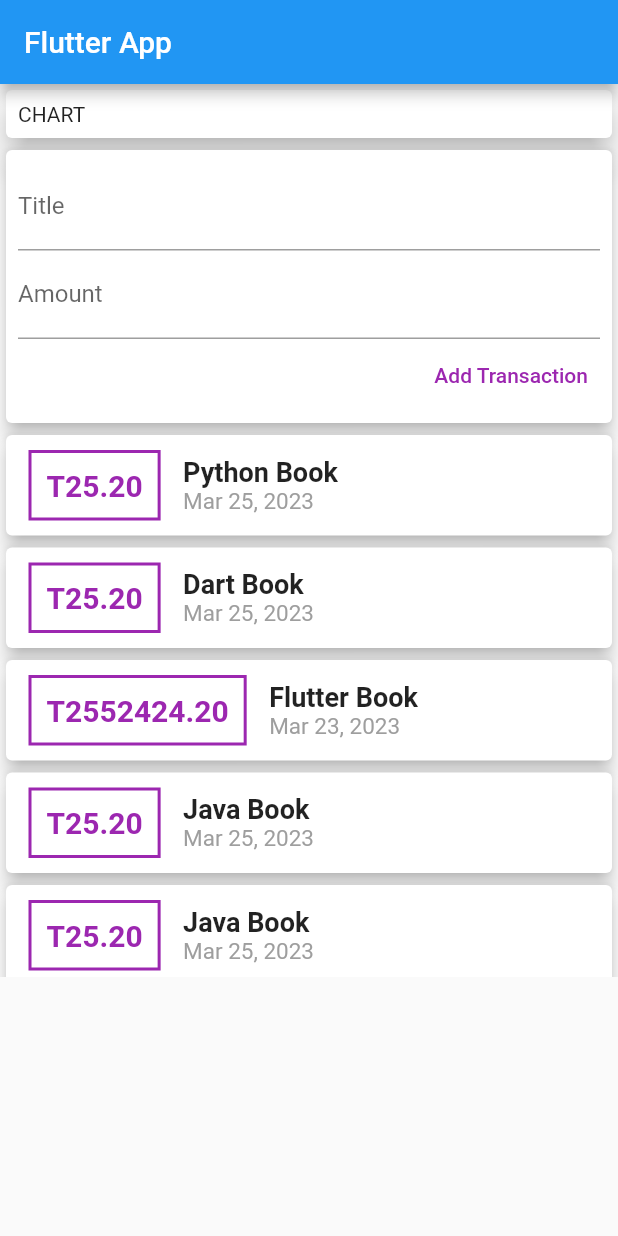
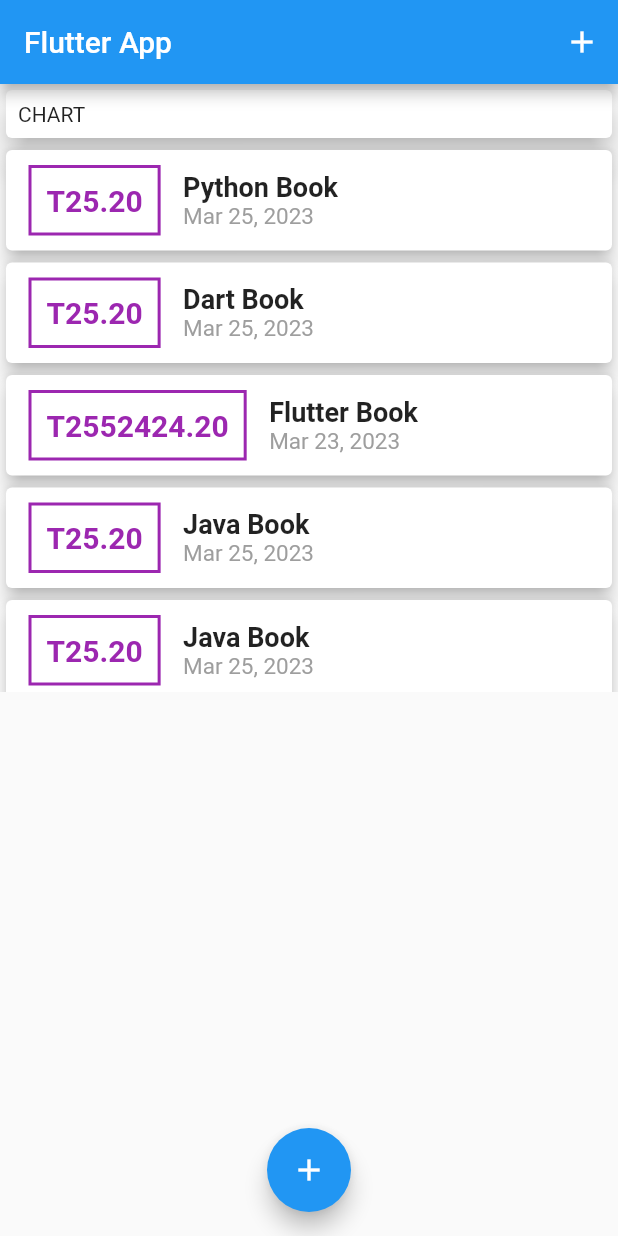
Before and after one commit to pd28CSE/flutter_personal_expenses, a Flutter app: the screen it shows after launch, on a phone screen of 412 x 824 dp. Run offline on Flutter 3.47's test engine with Material 2 defaults, Android fonts, the phone set to English and light mode, and no system bars.

Commit message:
reorganize the app

```diff
--- a/lib/main.dart
+++ b/lib/main.dart
@@ -1,6 +1,8 @@
 import 'package:flutter/material.dart';
 
-import './widgets/user_transaction.dart';
+import '../models/transactions.dart';
+import './widgets/transaction_list.dart';
+import './widgets/new_transaction.dart';
 
 void main() {
   runApp(const MyApp());
@@ -22,20 +24,87 @@ class MyApp extends StatelessWidget {
 }
 
 class MyHomePage extends StatefulWidget {
+  final String title;
+
   const MyHomePage({super.key, required this.title});
-
-  final String title;
 
   @override
   State<MyHomePage> createState() => _MyHomePageState();
 }
 
 class _MyHomePageState extends State<MyHomePage> {
+  final List<Transaction> _userTransactions = [
+    Transaction(
+      id: 'p1',
+      title: 'Python Book',
+      price: 25.2,
+      dateTime: DateTime.now(),
+    ),
+    Transaction(
+      id: 'p2',
+      title: 'Dart Book',
+      price: 25.2,
+      dateTime: DateTime.now(),
+    ),
+    Transaction(
+      id: 'p3',
+      title: 'Flutter Book',
+      price: 2552424.2,
+      dateTime: DateTime.now().subtract(const Duration(days: 2)),
+    ),
+    Transaction(
+      id: 'p4',
+      title: 'Java Book',
+      price: 25.2,
+      dateTime: DateTime.now(),
+    ),
+    Transaction(
+      id: 'p5',
+      title: 'Java Book',
+      price: 25.2,
+      dateTime: DateTime.now().subtract(const Duration(hours: 1)),
+    ),
+  ];
+
+  void addNewTranslation(
+    String newTitle,
+    double newPrice,
+    DateTime newDateTime,
+  ) {
+    final Transaction newTransaction = Transaction(
+      id: DateTime.now().toString(),
+      title: newTitle,
+      price: newPrice,
+      dateTime: newDateTime,
+    );
+
+    setState(() {
+      _userTransactions.insert(0, newTransaction);
+    });
+  }
+
+  void startAddNewTranslation() {
+    showModalBottomSheet(
+      context: context,
+      builder: (bcntxt) {
+        return NewTransaction(
+          addNewTransaction: addNewTranslation,
+        );
+      },
+    );
+  }
+
   @override
   Widget build(BuildContext context) {
     return Scaffold(
       appBar: AppBar(
         title: Text(widget.title),
+        actions: <Widget>[
+          IconButton(
+            onPressed: startAddNewTranslation,
+            icon: const Icon(Icons.add),
+          )
+        ],
       ),
       body: SingleChildScrollView(
         child: Column(
@@ -50,9 +119,14 @@ class _MyHomePageState extends State<MyHomePage> {
                 ),
               ),
             ),
-            const UserTransaction(),
+            TransactionList(transactions: _userTransactions)
           ],
         ),
+      ),
+      floatingActionButtonLocation: FloatingActionButtonLocation.centerFloat,
+      floatingActionButton: FloatingActionButton(
+        onPressed: startAddNewTranslation,
+        child: const Icon(Icons.add),
       ),
     );
   }
--- a/lib/widgets/transaction_list.dart
+++ b/lib/widgets/transaction_list.dart
@@ -12,16 +12,10 @@ class TransactionList extends StatelessWidget {
   Widget build(BuildContext context) {
     return Container(
       height: 365,
-      child: SingleChildScrollView(
-        child: Column(
-          crossAxisAlignment: CrossAxisAlignment.stretch,
-          children: <Widget>[
-            ...transactions.map((Transaction item) {
-              return TransactionItem(
-                item: item,
-              );
-            }).toList(),
-          ],
+      child: ListView.builder(
+        itemCount: transactions.length,
+        itemBuilder: (cntxt, index) => TransactionItem(
+          item: transactions[index],
         ),
       ),
     );
--- a/lib/widgets/user_transaction.dart
+++ /dev/null
@@ -1,74 +0,0 @@
-import 'package:flutter/material.dart';
-
-import '../models/transactions.dart';
-import './new_transaction.dart';
-import './transaction_list.dart';
-
-class UserTransaction extends StatefulWidget {
-  const UserTransaction({super.key});
-
-  @override
-  State<UserTransaction> createState() => _UserTransactionState();
-}
-
-class _UserTransactionState extends State<UserTransaction> {
-  final List<Transaction> _userTransactions = [
-    Transaction(
-      id: 'p1',
-      title: 'Python Book',
-      price: 25.2,
-      dateTime: DateTime.now(),
-    ),
-    Transaction(
-      id: 'p2',
-      title: 'Dart Book',
-      price: 25.2,
-      dateTime: DateTime.now(),
-    ),
-    Transaction(
-      id: 'p3',
-      title: 'Flutter Book',
-      price: 2552424.2,
-      dateTime: DateTime.now().subtract(const Duration(days: 2)),
-    ),
-    Transaction(
-      id: 'p4',
-      title: 'Java Book',
-      price: 25.2,
-      dateTime: DateTime.now(),
-    ),
-    Transaction(
-      id: 'p5',
-      title: 'Java Book',
-      price: 25.2,
-      dateTime: DateTime.now().subtract(const Duration(hours: 1)),
-    ),
-  ];
-
-  void addNewTranslation(
-    String newTitle,
-    double newPrice,
-    DateTime newDateTime,
-  ) {
-    final Transaction newTransaction = Transaction(
-      id: DateTime.now().toString(),
-      title: newTitle,
-      price: newPrice,
-      dateTime: newDateTime,
-    );
-
-    setState(() {
-      _userTransactions.insert(0, newTransaction);
-    });
-  }
-
-  @override
-  Widget build(BuildContext context) {
-    return Column(
-      children: <Widget>[
-        NewTransaction(addNewTransaction: addNewTranslation),
-        TransactionList(transactions: _userTransactions),
-      ],
-    );
-  }
-}
```
Also changed, not shown: lib/widgets/new_transaction.dart (+15 -11 lines).
